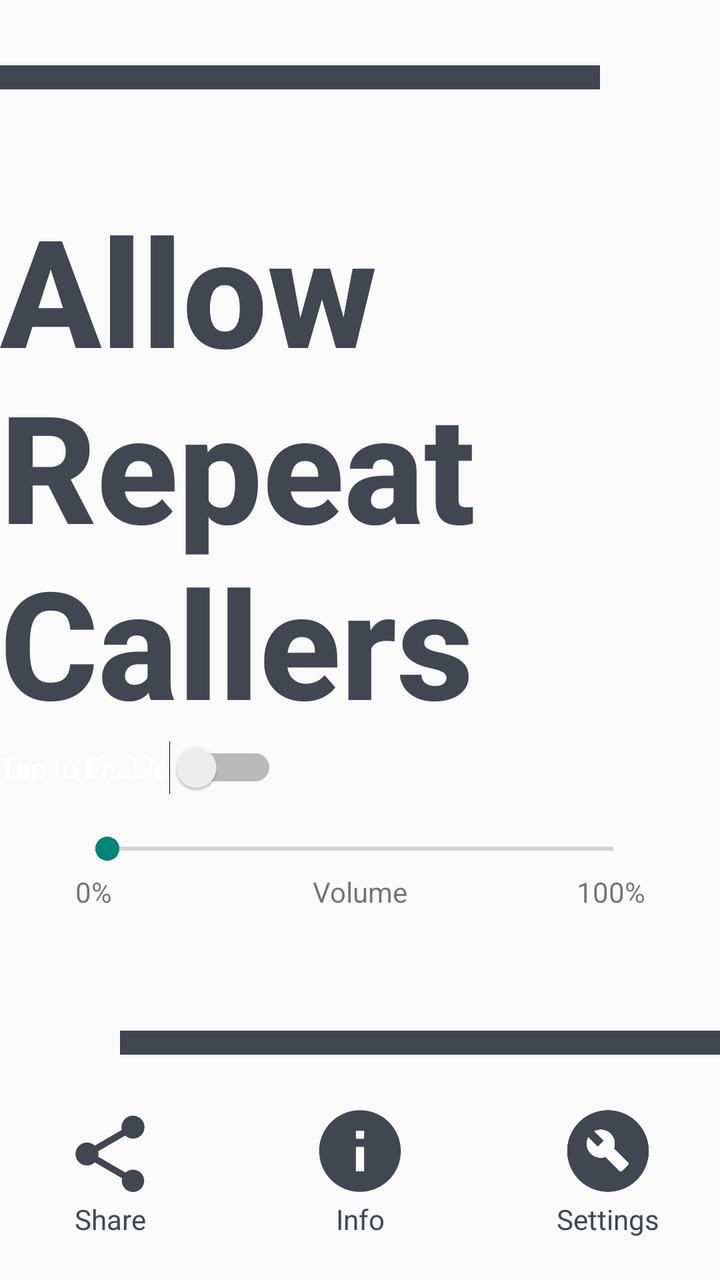
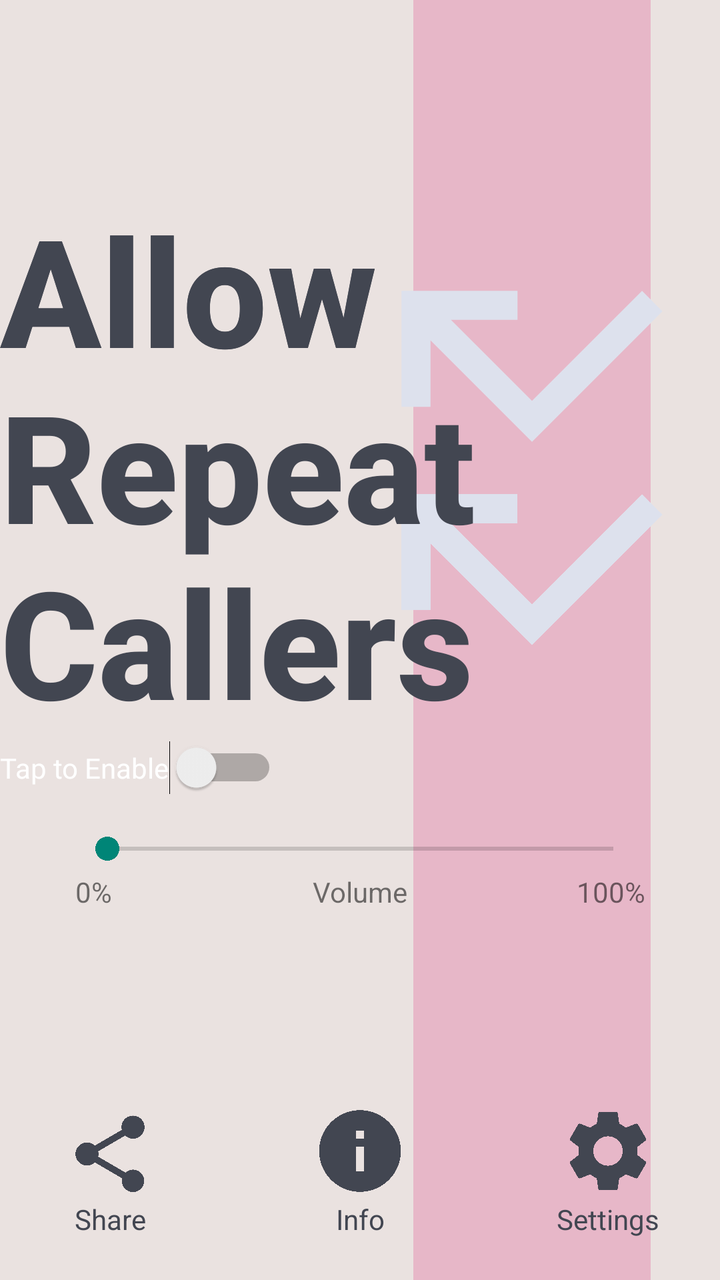

Screens rendered from an Android XML layout before and after an edit, with the pre-edit source and the edit as a unified diff.
<!-- AndroidManifest.xml: application theme Theme.AppCompat.Light -->
<!-- res/layout/allowrepeatcallers.xml -->
<?xml version="1.0" encoding="utf-8"?>
<androidx.constraintlayout.widget.ConstraintLayout xmlns:app="http://schemas.android.com/apk/res-auto"
    xmlns:tools="http://schemas.android.com/tools"
    xmlns:android="http://schemas.android.com/apk/res/android"
    tools:context=".MainActivity"
    android:layout_height="match_parent" android:layout_width="match_parent">

    <View
        android:id="@+id/view2"
        android:layout_width="300dp"
        android:layout_height="12dp"
        android:layout_above="@+id/FeatTitle"
        android:layout_marginBottom="50dp"
        android:background="#424651"
        app:layout_constraintBottom_toTopOf="@+id/FeatTitle"
        app:layout_constraintStart_toStartOf="parent" />

    <View
        android:id="@+id/view"
        android:layout_width="300dp"
        android:layout_height="12dp"
        android:layout_below="@+id/seekBar_ARC"
        android:layout_marginTop="60dp"
        android:background="#424651"
        app:layout_constraintEnd_toEndOf="parent"
        app:layout_constraintTop_toBottomOf="@+id/textView8" />

    <ImageView
        android:id="@+id/share"
        android:layout_width="66dp"
        android:layout_height="46dp"
        android:layout_marginEnd="60dp"
        android:layout_marginBottom="40dp"
        app:layout_constraintBottom_toBottomOf="parent"
        app:layout_constraintEnd_toStartOf="@+id/infoButton"
        app:srcCompat="@drawable/baseline_share_24"
        app:tint="#424651" />

    <ImageView
        android:id="@+id/infoButton"
        android:layout_width="64dp"
        android:layout_height="49dp"
        android:layout_marginBottom="40dp"
        app:layout_constraintBottom_toBottomOf="parent"
        app:layout_constraintEnd_toEndOf="parent"
        app:layout_constraintHorizontal_bias="0.5"
        app:layout_constraintStart_toStartOf="parent"
        app:srcCompat="@drawable/baseline_info_24"
        app:tint="#424651" />

    <ImageView
        android:id="@+id/Diagnosis"
        android:layout_width="64dp"
        android:layout_height="49dp"
        android:layout_marginStart="60dp"
        android:layout_marginBottom="40dp"
        app:layout_constraintBottom_toBottomOf="parent"
        app:layout_constraintStart_toEndOf="@+id/infoButton"
        app:srcCompat="@drawable/baseline_build_circle_24"
        app:tint="#424651" />


    <TextView
        android:id="@+id/textView4"
        android:layout_width="wrap_content"
        android:layout_height="wrap_content"
        android:text="@string/Allfeat_Share"
        android:textColor="#424651"
        app:layout_constraintEnd_toEndOf="@+id/share"
        app:layout_constraintStart_toStartOf="@+id/share"
        app:layout_constraintTop_toBottomOf="@+id/share" />

    <TextView
        android:id="@+id/textView6"
        android:layout_width="wrap_content"
        android:layout_height="wrap_content"
        android:text="@string/Allfeat_settings"
        android:textColor="#424651"
        app:layout_constraintEnd_toEndOf="@+id/Diagnosis"
        app:layout_constraintStart_toStartOf="@+id/Diagnosis"
        app:layout_constraintTop_toBottomOf="@+id/Diagnosis" />

    <TextView
        android:id="@+id/textView2"
        android:layout_width="wrap_content"
        android:layout_height="wrap_content"
        android:layout_below="@id/infoButton"
        android:text="Info"
        android:textColor="#424651"
        app:layout_constraintEnd_toEndOf="@+id/infoButton"
        app:layout_constraintStart_toStartOf="@+id/infoButton"
        app:layout_constraintTop_toBottomOf="@+id/infoButton" />

    <Switch
        android:id="@+id/TapToEnable"
        android:layout_width="wrap_content"
        android:layout_height="wrap_content"
        android:layout_below="@+id/FeatTitle"
        android:text="@string/Allfeat_Tap2Enable"
        android:textColor="@color/white"
        app:layout_constraintStart_toStartOf="parent"
        app:layout_constraintTop_toBottomOf="@+id/FeatTitle" />

    <TextView
        android:id="@+id/FeatTitle"
        android:layout_width="wrap_content"
        android:layout_height="wrap_content"
        android:fontFamily="sans-serif-medium"
        android:text="@string/ARC_Title"
        android:textColor="#424651"
        android:textSize="75dp"
        android:textStyle="bold"
        app:layout_constraintBottom_toBottomOf="parent"
        app:layout_constraintEnd_toEndOf="parent"
        app:layout_constraintHorizontal_bias="0.0"
        app:layout_constraintStart_toStartOf="parent"
        app:layout_constraintTop_toTopOf="parent"
        app:layout_constraintVertical_bias="0.26" />

    <TextView
        android:id="@+id/FeatTitle2"
        android:layout_width="wrap_content"
        android:layout_height="wrap_content"
        android:fontFamily="sans-serif-medium"
        android:lines="2"
        android:text="@string/ARC_Title_semi"
        android:textColor="#424651"
        android:textSize="75dp"
        android:textStyle="bold"
        app:layout_constraintStart_toStartOf="@+id/FeatTitle"
        app:layout_constraintTop_toTopOf="@+id/FeatTitle" />

    <SeekBar
        android:id="@+id/seekBar_ARC"
        android:layout_width="285dp"
        android:layout_height="24dp"
        android:layout_below="@+id/TapToEnable"
        android:layout_marginTop="15dp"
        app:layout_constraintEnd_toEndOf="parent"
        app:layout_constraintStart_toStartOf="parent"
        app:layout_constraintTop_toBottomOf="@+id/TapToEnable" />

    <TextView
        android:id="@+id/textView8"
        android:layout_width="wrap_content"
        android:layout_height="wrap_content"
        android:layout_marginTop="0dp"
        android:text="@string/ARC_Volume"
        app:layout_constraintEnd_toEndOf="@+id/seekBar_ARC"
        app:layout_constraintStart_toStartOf="@+id/seekBar_ARC"
        app:layout_constraintTop_toBottomOf="@+id/seekBar_ARC" />

    <TextView
        android:id="@+id/textView9"
        android:layout_width="wrap_content"
        android:layout_height="wrap_content"
        android:text="100%"
        app:layout_constraintHorizontal_bias="1"
        app:layout_constraintEnd_toEndOf="@+id/seekBar_ARC"
        app:layout_constraintStart_toStartOf="@+id/seekBar_ARC"
        app:layout_constraintTop_toBottomOf="@+id/seekBar_ARC" />

    <TextView
        android:id="@+id/textView10"
        android:layout_width="wrap_content"
        android:layout_height="wrap_content"
        android:text="0%"
        app:layout_constraintHorizontal_bias="0"
        app:layout_constraintStart_toStartOf="@+id/seekBar_ARC"
        app:layout_constraintTop_toBottomOf="@+id/seekBar_ARC" />


</androidx.constraintlayout.widget.ConstraintLayout>
<!-- resources referenced by this layout -->
<resources>
  <color name="white">#FFFFFFFF</color>
  <!-- drawable baseline_build_circle_24 (drawable) -->
  <vector android:height="24dp" android:tint="#000000"
      android:viewportHeight="24" android:viewportWidth="24"
      android:width="24dp" xmlns:android="http://schemas.android.com/apk/res/android">
      <path android:fillColor="@android:color/white"
          android:fillType="evenOdd" android:pathData="M12,2C6.48,2 2,6.48 2,12c0,5.52 4.48,10 10,10s10,-4.48 10,-10C22,6.48 17.52,2 12,2zM16.9,15.49l-1.4,1.4c-0.2,0.2 -0.51,0.2 -0.71,0l-3.41,-3.41c-1.22,0.43 -2.64,0.17 -3.62,-0.81c-1.11,-1.11 -1.3,-2.79 -0.59,-4.1l2.35,2.35l1.41,-1.41L8.58,7.17c1.32,-0.71 2.99,-0.52 4.1,0.59c0.98,0.98 1.24,2.4 0.81,3.62l3.41,3.41C17.09,14.98 17.09,15.3 16.9,15.49z"/>
  </vector>
  <!-- drawable baseline_info_24 (drawable) -->
  <vector android:height="24dp" android:tint="#000000"
      android:viewportHeight="24" android:viewportWidth="24"
      android:width="24dp" xmlns:android="http://schemas.android.com/apk/res/android">
      <path android:fillColor="@android:color/white" android:pathData="M12,2C6.48,2 2,6.48 2,12s4.48,10 10,10 10,-4.48 10,-10S17.52,2 12,2zM13,17h-2v-6h2v6zM13,9h-2L11,7h2v2z"/>
  </vector>
  <!-- drawable baseline_share_24 (drawable) -->
  <vector android:height="24dp" android:tint="#000000"
      android:viewportHeight="24" android:viewportWidth="24"
      android:width="24dp" xmlns:android="http://schemas.android.com/apk/res/android">
      <path android:fillColor="@android:color/white" android:pathData="M18,16.08c-0.76,0 -1.44,0.3 -1.96,0.77L8.91,12.7c0.05,-0.23 0.09,-0.46 0.09,-0.7s-0.04,-0.47 -0.09,-0.7l7.05,-4.11c0.54,0.5 1.25,0.81 2.04,0.81 1.66,0 3,-1.34 3,-3s-1.34,-3 -3,-3 -3,1.34 -3,3c0,0.24 0.04,0.47 0.09,0.7L8.04,9.81C7.5,9.31 6.79,9 6,9c-1.66,0 -3,1.34 -3,3s1.34,3 3,3c0.79,0 1.5,-0.31 2.04,-0.81l7.12,4.16c-0.05,0.21 -0.08,0.43 -0.08,0.65 0,1.61 1.31,2.92 2.92,2.92 1.61,0 2.92,-1.31 2.92,-2.92s-1.31,-2.92 -2.92,-2.92z"/>
  </vector>
  <string name="ARC_Title">Allow Repeat Callers</string>
  <string name="ARC_Title_semi">Allow</string>
  <string name="ARC_Volume">Volume</string>
  <string name="Allfeat_Share">Share</string>
  <string name="Allfeat_Tap2Enable">Tap to Enable</string>
  <string name="Allfeat_settings">Settings</string>
</resources>

<!-- the commit's change to res/layout/allowrepeatcallers.xml (unified diff, before → after) -->
@@ -3,27 +3,40 @@
     xmlns:tools="http://schemas.android.com/tools"
     xmlns:android="http://schemas.android.com/apk/res/android"
     tools:context=".MainActivity"
+    android:background="#eae2e0"
     android:layout_height="match_parent" android:layout_width="match_parent">
 
     <View
-        android:id="@+id/view2"
-        android:layout_width="300dp"
-        android:layout_height="12dp"
+        android:id="@+id/view1"
+        android:layout_width="0dp"
+        android:layout_height="match_parent"
         android:layout_above="@+id/FeatTitle"
-        android:layout_marginBottom="50dp"
-        android:background="#424651"
-        app:layout_constraintBottom_toTopOf="@+id/FeatTitle"
-        app:layout_constraintStart_toStartOf="parent" />
+        android:background="#e7b7c8"
+        app:layout_constraintEnd_toEndOf="@+id/imageView2"
+        app:layout_constraintStart_toStartOf="@+id/imageView2"
+        app:layout_constraintTop_toTopOf="parent"
+        app:layout_constraintWidth_percent="0.33" />
 
-    <View
-        android:id="@+id/view"
-        android:layout_width="300dp"
-        android:layout_height="12dp"
-        android:layout_below="@+id/seekBar_ARC"
-        android:layout_marginTop="60dp"
-        android:background="#424651"
+
+    <ImageView
+        android:id="@+id/imageView2"
+        android:layout_width="188dp"
+        android:layout_height="174dp"
         app:layout_constraintEnd_toEndOf="parent"
-        app:layout_constraintTop_toBottomOf="@+id/textView8" />
+        app:layout_constraintTop_toTopOf="@+id/FeatTitle"
+        app:srcCompat="@drawable/baseline_call_missed_24"
+        app:tint="#DDE1ED" />
+
+    <ImageView
+        android:id="@+id/imageView4"
+        android:layout_width="188dp"
+        android:layout_height="174dp"
+        app:layout_constraintBottom_toBottomOf="@+id/FeatTitle"
+        app:layout_constraintEnd_toEndOf="@+id/FeatTitle"
+        app:srcCompat="@drawable/baseline_call_missed_24"
+        app:tint="#DDE1ED" />
+
+
 
     <ImageView
         android:id="@+id/share"
@@ -56,7 +69,7 @@
         android:layout_marginBottom="40dp"
         app:layout_constraintBottom_toBottomOf="parent"
         app:layout_constraintStart_toEndOf="@+id/infoButton"
-        app:srcCompat="@drawable/baseline_build_circle_24"
+        app:srcCompat="@drawable/baseline_settings_24"
         app:tint="#424651" />
 
 
@@ -119,8 +132,8 @@
 
     <TextView
         android:id="@+id/FeatTitle2"
-        android:layout_width="wrap_content"
-        android:layout_height="wrap_content"
+        android:layout_width="196dp"
+        android:layout_height="103dp"
         android:fontFamily="sans-serif-medium"
         android:lines="2"
         android:text="@string/ARC_Title_semi"
<!-- resource entries referenced after the edit -->
@@ -1,18 +1,23 @@
 <!-- resources referenced by this layout -->
 <resources>
   <color name="white">#FFFFFFFF</color>
-  <!-- drawable baseline_build_circle_24 (drawable) -->
-  <vector android:height="24dp" android:tint="#000000"
-      android:viewportHeight="24" android:viewportWidth="24"
-      android:width="24dp" xmlns:android="http://schemas.android.com/apk/res/android">
-      <path android:fillColor="@android:color/white"
-          android:fillType="evenOdd" android:pathData="M12,2C6.48,2 2,6.48 2,12c0,5.52 4.48,10 10,10s10,-4.48 10,-10C22,6.48 17.52,2 12,2zM16.9,15.49l-1.4,1.4c-0.2,0.2 -0.51,0.2 -0.71,0l-3.41,-3.41c-1.22,0.43 -2.64,0.17 -3.62,-0.81c-1.11,-1.11 -1.3,-2.79 -0.59,-4.1l2.35,2.35l1.41,-1.41L8.58,7.17c1.32,-0.71 2.99,-0.52 4.1,0.59c0.98,0.98 1.24,2.4 0.81,3.62l3.41,3.41C17.09,14.98 17.09,15.3 16.9,15.49z"/>
+  <!-- drawable baseline_call_missed_24 (drawable) -->
+  <vector android:autoMirrored="true" android:height="24dp"
+      android:tint="#000000" android:viewportHeight="24"
+      android:viewportWidth="24" android:width="24dp" xmlns:android="http://schemas.android.com/apk/res/android">
+      <path android:fillColor="@android:color/white" android:pathData="M19.59,7L12,14.59 6.41,9H11V7H3v8h2v-4.59l7,7 9,-9z"/>
   </vector>
   <!-- drawable baseline_info_24 (drawable) -->
   <vector android:height="24dp" android:tint="#000000"
       android:viewportHeight="24" android:viewportWidth="24"
       android:width="24dp" xmlns:android="http://schemas.android.com/apk/res/android">
       <path android:fillColor="@android:color/white" android:pathData="M12,2C6.48,2 2,6.48 2,12s4.48,10 10,10 10,-4.48 10,-10S17.52,2 12,2zM13,17h-2v-6h2v6zM13,9h-2L11,7h2v2z"/>
+  </vector>
+  <!-- drawable baseline_settings_24 (drawable) -->
+  <vector android:height="24dp" android:tint="#000000"
+      android:viewportHeight="24" android:viewportWidth="24"
+      android:width="24dp" xmlns:android="http://schemas.android.com/apk/res/android">
+      <path android:fillColor="@android:color/white" android:pathData="M19.14,12.94c0.04,-0.3 0.06,-0.61 0.06,-0.94c0,-0.32 -0.02,-0.64 -0.07,-0.94l2.03,-1.58c0.18,-0.14 0.23,-0.41 0.12,-0.61l-1.92,-3.32c-0.12,-0.22 -0.37,-0.29 -0.59,-0.22l-2.39,0.96c-0.5,-0.38 -1.03,-0.7 -1.62,-0.94L14.4,2.81c-0.04,-0.24 -0.24,-0.41 -0.48,-0.41h-3.84c-0.24,0 -0.43,0.17 -0.47,0.41L9.25,5.35C8.66,5.59 8.12,5.92 7.63,6.29L5.24,5.33c-0.22,-0.08 -0.47,0 -0.59,0.22L2.74,8.87C2.62,9.08 2.66,9.34 2.86,9.48l2.03,1.58C4.84,11.36 4.8,11.69 4.8,12s0.02,0.64 0.07,0.94l-2.03,1.58c-0.18,0.14 -0.23,0.41 -0.12,0.61l1.92,3.32c0.12,0.22 0.37,0.29 0.59,0.22l2.39,-0.96c0.5,0.38 1.03,0.7 1.62,0.94l0.36,2.54c0.05,0.24 0.24,0.41 0.48,0.41h3.84c0.24,0 0.44,-0.17 0.47,-0.41l0.36,-2.54c0.59,-0.24 1.13,-0.56 1.62,-0.94l2.39,0.96c0.22,0.08 0.47,0 0.59,-0.22l1.92,-3.32c0.12,-0.22 0.07,-0.47 -0.12,-0.61L19.14,12.94zM12,15.6c-1.98,0 -3.6,-1.62 -3.6,-3.6s1.62,-3.6 3.6,-3.6s3.6,1.62 3.6,3.6S13.98,15.6 12,15.6z"/>
   </vector>
   <!-- drawable baseline_share_24 (drawable) -->
   <vector android:height="24dp" android:tint="#000000"
